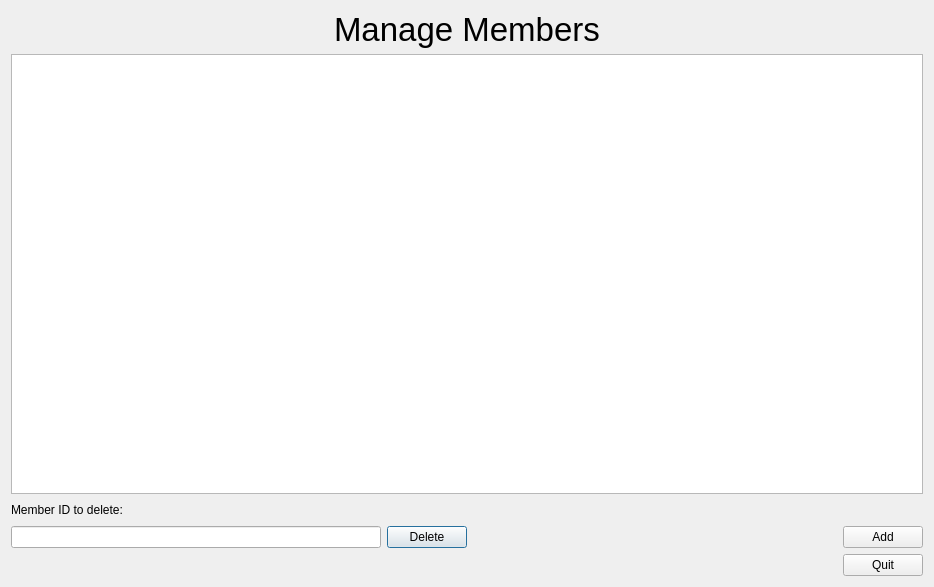
Qt form managemembers.ui (max9001/Bulk-Club-Project) before a commit.
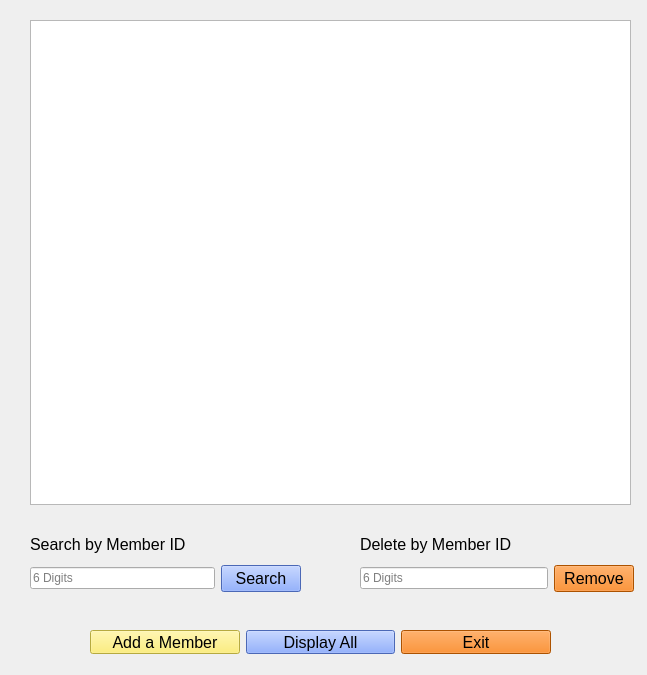
The same form after that commit.

What changed in the file:
```diff
--- a/managemembers.ui
+++ b/managemembers.ui
@@ -1,151 +1,185 @@
 <?xml version="1.0" encoding="UTF-8"?>
 <ui version="4.0">
- <class>ManageMembers</class>
- <widget class="QDialog" name="ManageMembers">
+ <class>managemembers</class>
+ <widget class="QWidget" name="managemembers">
   <property name="geometry">
    <rect>
     <x>0</x>
     <y>0</y>
-    <width>934</width>
-    <height>587</height>
+    <width>647</width>
+    <height>675</height>
    </rect>
   </property>
   <property name="windowTitle">
-   <string>Dialog</string>
+   <string>Manage Members</string>
+  </property>
+  <widget class="QTableView" name="tableView">
+   <property name="geometry">
+    <rect>
+     <x>30</x>
+     <y>20</y>
+     <width>601</width>
+     <height>485</height>
+    </rect>
+   </property>
+  </widget>
+  <widget class="QWidget" name="layoutWidget">
+   <property name="geometry">
+    <rect>
+     <x>360</x>
+     <y>530</y>
+     <width>274</width>
+     <height>62</height>
+    </rect>
   </property>
   <layout class="QVBoxLayout" name="verticalLayout_2">
    <item>
+     <widget class="QLabel" name="label_2">
+      <property name="font">
+       <font>
+        <pointsize>12</pointsize>
+       </font>
+      </property>
+      <property name="text">
+       <string>Delete by Member ID</string>
+      </property>
+     </widget>
+    </item>
+    <item>
+     <layout class="QHBoxLayout" name="horizontalLayout_2">
+      <item>
+       <widget class="QLineEdit" name="deleteMemberLineEdit">
+        <property name="placeholderText">
+         <string>6 Digits</string>
+        </property>
+       </widget>
+      </item>
+      <item>
+       <widget class="QPushButton" name="deletePushButton">
+        <property name="font">
+         <font>
+          <pointsize>12</pointsize>
+         </font>
+        </property>
+        <property name="styleSheet">
+         <string notr="true">background-color: rgb(241, 115, 0)</string>
+        </property>
+        <property name="text">
+         <string>Remove</string>
+        </property>
+       </widget>
+      </item>
+     </layout>
+    </item>
+   </layout>
+  </widget>
+  <widget class="QWidget" name="layoutWidget">
+   <property name="geometry">
+    <rect>
+     <x>30</x>
+     <y>530</y>
+     <width>271</width>
+     <height>62</height>
+    </rect>
+   </property>
     <layout class="QVBoxLayout" name="verticalLayout">
      <item>
-      <layout class="QHBoxLayout" name="horizontalLayout">
-       <item>
-        <spacer name="horizontalSpacer">
-         <property name="orientation">
-          <enum>Qt::Horizontal</enum>
-         </property>
-         <property name="sizeHint" stdset="0">
-          <size>
-           <width>40</width>
-           <height>20</height>
-          </size>
-         </property>
-        </spacer>
-       </item>
-       <item>
-        <widget class="QLabel" name="manageMembersLabel">
-         <property name="font">
-          <font>
-           <pointsize>25</pointsize>
-          </font>
-         </property>
-         <property name="text">
-          <string>Manage Members</string>
-         </property>
-        </widget>
-       </item>
-       <item>
-        <spacer name="horizontalSpacer_2">
-         <property name="orientation">
-          <enum>Qt::Horizontal</enum>
-         </property>
-         <property name="sizeHint" stdset="0">
-          <size>
-           <width>40</width>
-           <height>20</height>
-          </size>
-         </property>
-        </spacer>
-       </item>
-      </layout>
-     </item>
-     <item>
-      <widget class="QTableWidget" name="tableWidget"/>
-     </item>
-     <item>
-      <layout class="QHBoxLayout" name="horizontalLayout_4">
-       <item>
         <widget class="QLabel" name="label">
+      <property name="font">
+       <font>
+        <pointsize>12</pointsize>
+       </font>
+      </property>
          <property name="text">
-          <string>Member ID to delete:</string>
+       <string>Search by Member ID</string>
          </property>
         </widget>
        </item>
        <item>
-        <spacer name="horizontalSpacer_3">
-         <property name="orientation">
-          <enum>Qt::Horizontal</enum>
-         </property>
-         <property name="sizeHint" stdset="0">
-          <size>
-           <width>40</width>
-           <height>20</height>
-          </size>
-         </property>
-        </spacer>
+     <layout class="QHBoxLayout" name="horizontalLayout">
+      <item>
+       <widget class="QLineEdit" name="searchLineEdit">
+        <property name="placeholderText">
+         <string>6 Digits</string>
+        </property>
+       </widget>
+      </item>
+      <item>
+       <widget class="QPushButton" name="searchPushButton">
+        <property name="font">
+         <font>
+          <pointsize>12</pointsize>
+         </font>
+        </property>
+        <property name="styleSheet">
+         <string notr="true">background-color: rgb(105, 146, 255)</string>
+        </property>
+        <property name="text">
+         <string>Search</string>
+        </property>
+       </widget>
        </item>
       </layout>
      </item>
-     <item>
+   </layout>
+  </widget>
+  <widget class="QWidget" name="">
+   <property name="geometry">
+    <rect>
+     <x>90</x>
+     <y>630</y>
+     <width>461</width>
+     <height>24</height>
+    </rect>
+   </property>
       <layout class="QHBoxLayout" name="horizontalLayout_3">
        <item>
-        <widget class="QLineEdit" name="memberIDLineEdit"/>
-       </item>
-       <item>
-        <widget class="QPushButton" name="deletePushButton">
+     <widget class="QPushButton" name="AddMemberButton">
+      <property name="font">
+       <font>
+        <pointsize>12</pointsize>
+       </font>
+      </property>
+      <property name="styleSheet">
+       <string notr="true">background-color:rgb(255, 238, 89)</string>
+      </property>
          <property name="text">
-          <string>Delete</string>
+       <string>Add a Member</string>
          </property>
         </widget>
        </item>
        <item>
-        <spacer name="horizontalSpacer_4">
-         <property name="orientation">
-          <enum>Qt::Horizontal</enum>
-         </property>
-         <property name="sizeHint" stdset="0">
-          <size>
-           <width>40</width>
-           <height>20</height>
-          </size>
-         </property>
-        </spacer>
-       </item>
-       <item>
-        <widget class="QPushButton" name="addPushButton">
+     <widget class="QPushButton" name="DisplayAllPushButton">
+      <property name="font">
+       <font>
+        <pointsize>12</pointsize>
+       </font>
+      </property>
+      <property name="styleSheet">
+       <string notr="true">background-color: rgb(105, 146, 255)</string>
+      </property>
          <property name="text">
-          <string>Add</string>
+       <string>Display All</string>
          </property>
         </widget>
        </item>
-      </layout>
-     </item>
      <item>
-      <layout class="QHBoxLayout" name="horizontalLayout_2">
-       <item>
-        <spacer name="horizontalSpacer_5">
-         <property name="orientation">
-          <enum>Qt::Horizontal</enum>
-         </property>
-         <property name="sizeHint" stdset="0">
-          <size>
-           <width>40</width>
-           <height>20</height>
-          </size>
-         </property>
-        </spacer>
-       </item>
-       <item>
-        <widget class="QPushButton" name="quitPushButton">
+     <widget class="QPushButton" name="ExitButton">
+      <property name="font">
+       <font>
+        <pointsize>12</pointsize>
+       </font>
+      </property>
+      <property name="styleSheet">
+       <string notr="true">background-color: rgb(241, 115, 0)</string>
+      </property>
          <property name="text">
-          <string>Quit</string>
+       <string>Exit</string>
          </property>
         </widget>
        </item>
       </layout>
-     </item>
-    </layout>
-   </item>
-  </layout>
+  </widget>
  </widget>
  <resources/>
  <connections/>
```
Lines whose indentation alone changed are shown as unchanged.
